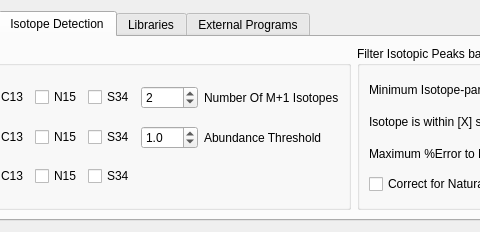
Old version of the form mzroll/forms/settingsform.ui in the repository ElucidataInc/ElMaven; both pictures show x 308 to 788 and y 0 to 232 of the 1291 by 232 pixel window.
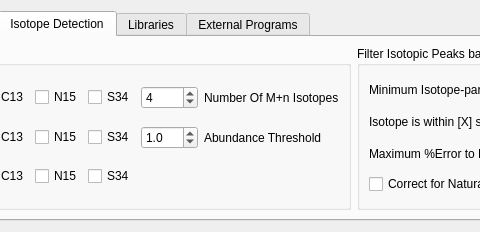
New version of the form. The open tabs and pages were chosen to show the change. Icons and pictures are not drawn.

Commit message:
Fix: C12 Parent in added as an isotope of a group in peaktable.
   - C12 parent is again added as isotope to avoid problems caused
     due to its absence.

   - Default value for M+n isotope atoms changed to 4 from 2.

   - After comparing the isotopes abundances with abundance
     threshold, normalization is being done under the condition
     that sum of isotopes abundances is less than 100% then no
     need of normalization, so that size of isotope bar changes
     corresponding to the change in abundance threshold.

Diff of the .ui file:
```diff
--- a/mzroll/forms/settingsform.ui
+++ b/mzroll/forms/settingsform.ui
@@ -620,15 +620,18 @@
           </item>
           <item row="0" column="5">
            <widget class="QSpinBox" name="noOfIsotopes">
+            <property name="maximum">
+             <number>100</number>
+            </property>
             <property name="value">
-             <number>2</number>
+             <number>4</number>
             </property>
            </widget>
           </item>
           <item row="0" column="6">
            <widget class="QLabel" name="label_27">
             <property name="text">
-             <string>Number Of M+1 Isotopes</string>
+             <string>Number Of M+n Isotopes</string>
             </property>
            </widget>
           </item>
```
The commit also changes 6 other files.
